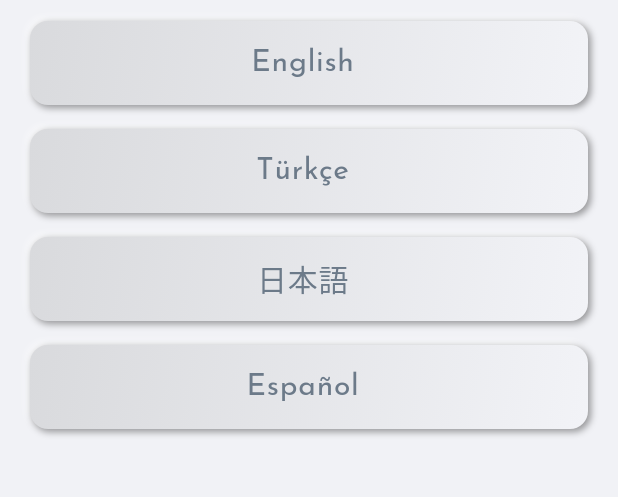
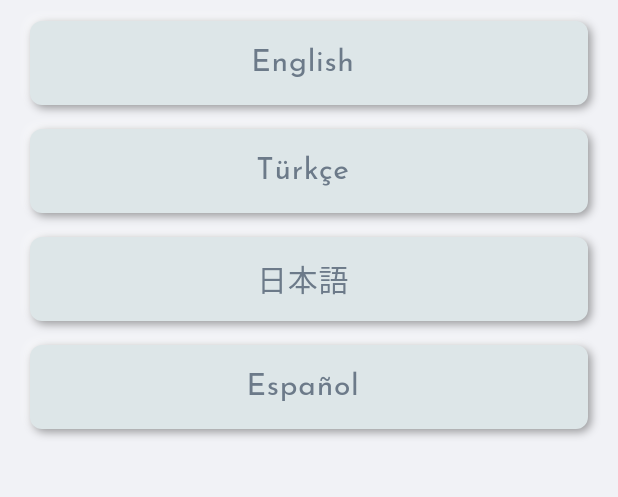
Before and after one commit to zehrayldz00/creation-codes, a Flutter app: the screen it shows after launch, on a phone screen of 412 x 824 dp, the part 75-572 px from its top. Run offline on Flutter 3.47's test engine with Material 3 defaults, Android fonts, the phone set to English and light mode, and no system bars; our stand-ins replace cloud_firestore, firebase_core, firebase_storage, flutter_neumorphic_plus, google_fonts, shared_preferences and 1 more; missing offline and left inert: model_viewer_plus, restart_app; accounts and stored records are empty.

Commit message:
neumorphic style extracted

```diff
--- a/lib/presentation/views/language_selection/language_selection_page.dart
+++ b/lib/presentation/views/language_selection/language_selection_page.dart
@@ -6,6 +6,7 @@ import 'package:flutter_neumorphic_plus/flutter_neumorphic.dart';
 import 'package:provider/provider.dart';
 
 import '../../../core/constants/language_codes.dart';
+import '../../../core/utils/neumorphic_styles.dart';
 import '../../viewmodels/language_viewmodel.dart';
 import '../home/home_page.dart';
 
@@ -43,12 +44,7 @@ class _LanguageSelectionPageState extends State<LanguageSelectionPage> {
               return Padding(
                 padding: const EdgeInsets.only(top: 8.0, bottom: 8.0, right: 20, left: 20),
                 child: Neumorphic(
-                  style: NeumorphicStyle(
-                    shape: NeumorphicShape.concave,
-                    boxShape: NeumorphicBoxShape.roundRect(BorderRadius.circular(12)),
-                    depth: 3,
-                    color: AppColors.background,
-                  ),
+                  style: NeumorphicStyles.defaultCard,
                   child: ListTile(
                     title: Text(language['name']!, textAlign: TextAlign.center, style: AppTextStyles.subtitle,),
                     onTap: () {
```
Also changed, not shown: lib/presentation/widgets/category_card_widget.dart (+2 -8 lines), lib/presentation/widgets/figure_card_widget.dart (+2 -8 lines).
